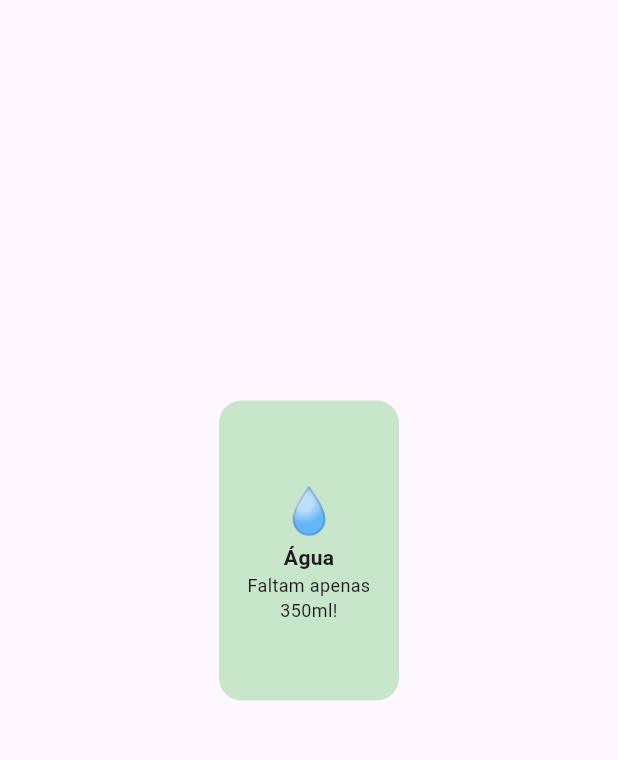
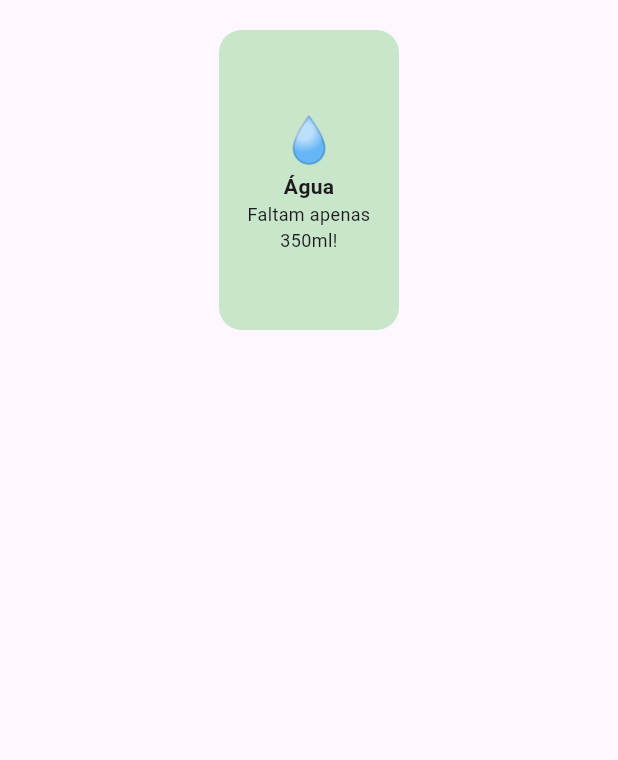
Before and after one commit to marcelemrofka/LifeBalanceApp, a Flutter app: the TelaHome screen opened by its route, on a phone screen of 412 x 824 dp, the part 165-925 px from its top. Run offline on Flutter 3.47's test engine with Material 3 defaults, Android fonts, the phone set to English and light mode, and no system bars; drawn by our look-alikes of carousel_slider; our stand-ins replace device_preview.

Commit message:
Update tela_home.dart

```diff
--- a/lib/view/tela_home.dart
+++ b/lib/view/tela_home.dart
@@ -30,9 +30,7 @@ class TelaHome extends StatelessWidget {
             style: TextStyle(fontSize: 24, fontWeight: FontWeight.bold),
           ),
           const SizedBox(height: 20),
-          const Expanded(
-            child: Carrossel(), // Add the Carrossel widget here
-          ),
+          const Carrossel(),
         ],
       ),
     );
```
